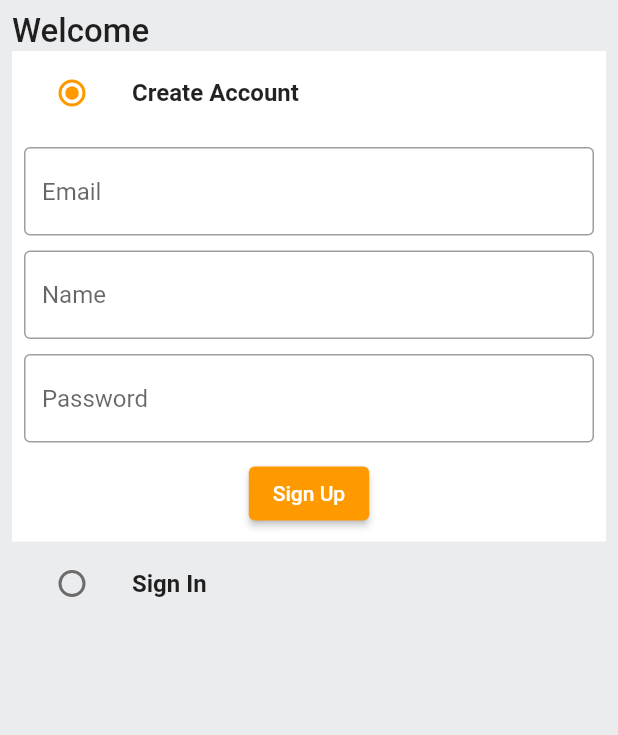
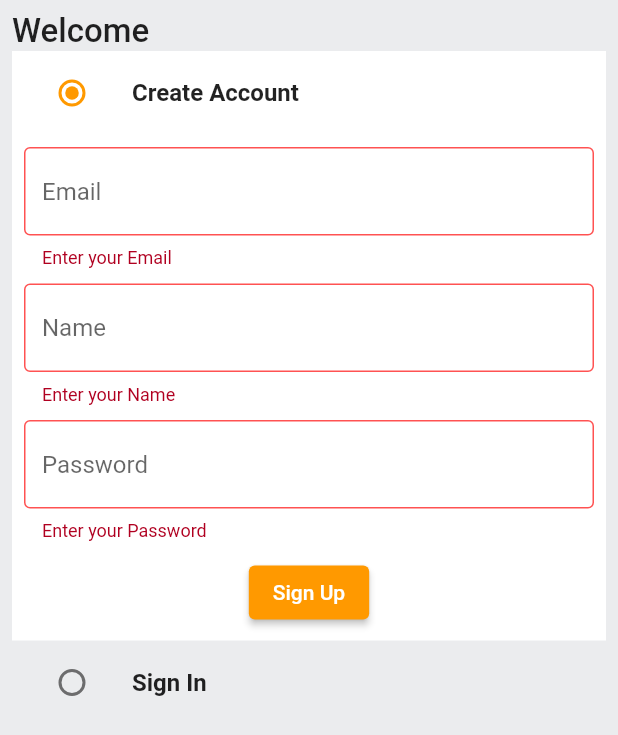
Before and after one commit to sahadevkunwar/amazon_clone, a Flutter app: the screen it shows after launch, after a tap on "Sign Up", on a phone screen of 412 x 824 dp. Shown: the top 735 px of the screen. Run offline on Flutter 3.47's test engine with Material 2 defaults, Android fonts, the phone set to English and light mode, and no system bars; our stand-ins replace dartz, dio, flutter_bloc, get_it.

Commit message:
Signup functionality done with block

```diff
--- /dev/null
+++ b/lib/bootstrap.dart
@@ -0,0 +1,15 @@
+import 'package:get_it/get_it.dart';
+
+import 'features/auth/cubit/signup_cubit.dart';
+import 'features/auth/data_source/signup_source.dart';
+import 'features/auth/repo/signup_repo.dart';
+
+GetIt getIt = GetIt.instance;
+Future<void> bootstrap() async {
+  ///[Signup Singleton]
+  getIt.registerLazySingleton<SignupSource>(() => SignupSource());
+  getIt.registerLazySingleton<SignupRepository>(
+      () => SignupRepository(userSource: getIt<SignupSource>()));
+  getIt.registerLazySingleton<SignupCubit>(
+      () => SignupCubit(signupRepository: getIt<SignupRepository>()));
+}
--- /dev/null
+++ b/lib/common/bloc/common_state.dart
@@ -0,0 +1,20 @@
+sealed class CommonState {}
+
+class CommonInitialState extends CommonState {}
+
+class CommonLoadingState extends CommonState {
+  final bool showLoading;
+  CommonLoadingState({this.showLoading = true});
+}
+
+class CommonErrorState extends CommonState {
+  final String message;
+
+  CommonErrorState({required this.message});
+}
+
+class CommonSuccessState<Type> extends CommonState {
+  final Type item;
+
+  CommonSuccessState({required this.item});
+}
--- a/lib/common/widgets/custom_textfield.dart
+++ b/lib/common/widgets/custom_textfield.dart
@@ -23,6 +23,9 @@ class CustomTextField extends StatelessWidget {
         ),
       ),
       validator: (val) {
+        if (val == null || val.isEmpty) {
+          return "Enter your $hintText";
+        }
         return null;
       },
     );
--- a/lib/constants/global_variable.dart
+++ b/lib/constants/global_variable.dart
@@ -1,6 +1,9 @@
 import 'package:flutter/material.dart';
 
+//String uri = "http://192.168.1.107:3000";
+
 class GlobalVariables {
+  static const String baseUrl = "http://192.168.1.107:3000";
   // COLORS
   static const appBarGradient = LinearGradient(
     colors: [
--- /dev/null
+++ b/lib/features/auth/cubit/signup_cubit.dart
@@ -0,0 +1,25 @@
+import 'package:amazon_clone/common/bloc/common_state.dart';
+import 'package:amazon_clone/features/auth/repo/signup_repo.dart';
+import 'package:flutter_bloc/flutter_bloc.dart';
+
+class SignupCubit extends Cubit<CommonState> {
+  final SignupRepository signupRepository;
+  SignupCubit({required this.signupRepository}) : super(CommonInitialState());
+
+  signupUser({
+    required String email,
+    required String name,
+    required String password,
+  }) async {
+    emit(CommonLoadingState());
+    final res = await signupRepository.signupUser(
+      email: email,
+      name: name,
+      password: password,
+    );
+    res.fold(
+      (error) => emit(CommonErrorState(message: error)),
+      (data) => emit(CommonSuccessState(item: null)),
+    );
+  }
+}
--- /dev/null
+++ b/lib/features/auth/repo/signup_repo.dart
@@ -0,0 +1,26 @@
+import 'package:amazon_clone/features/auth/data_source/signup_source.dart';
+import 'package:dartz/dartz.dart';
+import 'package:dio/dio.dart';
+
+class SignupRepository {
+  final SignupSource userSource;
+  SignupRepository({required this.userSource});
+  Future<Either<String, void>> signupUser({
+    required String email,
+    required String name,
+    required String password,
+  }) async {
+    try {
+      await userSource.signupUser(
+        email: email,
+        name: name,
+        password: password,
+      );
+      return const Right(null);
+    } on DioException catch (e) {
+      return Left(e.toString());
+    } catch (e) {
+      return Left(e.toString());
+    }
+  }
+}
--- a/lib/features/auth/screens/auth_screen.dart
+++ b/lib/features/auth/screens/auth_screen.dart
@@ -1,149 +1,17 @@
-import 'package:amazon_clone/common/widgets/custom_button.dart';
-import 'package:amazon_clone/common/widgets/custom_textfield.dart';
-import 'package:amazon_clone/constants/global_variable.dart';
+import 'package:amazon_clone/bootstrap.dart';
+import 'package:amazon_clone/features/auth/cubit/signup_cubit.dart';
+import 'package:amazon_clone/features/auth/screens/auth_screen_widget.dart';
 import 'package:flutter/material.dart';
+import 'package:flutter_bloc/flutter_bloc.dart';
 
-enum Auth { signIn, signUp }
-
-class AuthScreen extends StatefulWidget {
-  static const String routeName = "/auth-screen";
+class AuthScreen extends StatelessWidget {
   const AuthScreen({super.key});
 
   @override
-  State<AuthScreen> createState() => _AuthScreenState();
-}
-
-class _AuthScreenState extends State<AuthScreen> {
-  Auth _auth = Auth.signUp;
-
-  final _signUpFromKey = GlobalKey<FormState>();
-  final _signInFromKey = GlobalKey<FormState>();
-
-  final _nameController = TextEditingController();
-  final _emailController = TextEditingController();
-  final _passwordController = TextEditingController();
-
-  @override
-  void dispose() {
-    super.dispose();
-    _nameController.dispose();
-    _emailController.dispose();
-    _passwordController.dispose();
-  }
-
-  @override
   Widget build(BuildContext context) {
-    return Scaffold(
-      backgroundColor: GlobalVariables.greyBackgroundCOlor,
-      body: Padding(
-        padding: const EdgeInsets.all(8.0),
-        child: Column(
-          crossAxisAlignment: CrossAxisAlignment.start,
-          children: [
-            const Text(
-              "Welcome",
-              style: TextStyle(fontSize: 22, fontWeight: FontWeight.w500),
-            ),
-            ListTile(
-              tileColor: _auth == Auth.signUp
-                  ? GlobalVariables.backgroundColor
-                  : GlobalVariables.greyBackgroundCOlor,
-              title: const Text(
-                "Create Account",
-                style: TextStyle(
-                  fontWeight: FontWeight.bold,
-                ),
-              ),
-              leading: Radio(
-                  activeColor: GlobalVariables.secondaryColor,
-                  value: Auth.signUp,
-                  groupValue: _auth,
-                  onChanged: (Auth? val) {
-                    setState(() {
-                      _auth = val!;
-                    });
-                  }),
-            ),
-            if (_auth == Auth.signUp)
-              Container(
-                padding: const EdgeInsets.all(8),
-                color: GlobalVariables.backgroundColor,
-                child: Form(
-                  key: _signUpFromKey,
-                  child: Column(
-                    children: [
-                      CustomTextField(
-                        controller: _emailController,
-                        hintText: 'Email',
-                      ),
-                      const SizedBox(height: 10),
-                      CustomTextField(
-                        controller: _nameController,
-                        hintText: 'Name',
-                      ),
-                      const SizedBox(height: 10),
-                      CustomTextField(
-                        controller: _passwordController,
-                        hintText: 'Password',
-                      ),
-                      const SizedBox(height: 10),
-                      CustomButton(
-                        text: "Sign Up",
-                        onTap: () {},
-                      )
-                    ],
-                  ),
-                ),
-              ),
-            ListTile(
-              tileColor: _auth == Auth.signIn
-                  ? GlobalVariables.backgroundColor
-                  : GlobalVariables.greyBackgroundCOlor,
-              title: const Text(
-                "Sign In",
-                style: TextStyle(
-                  fontWeight: FontWeight.bold,
-                ),
-              ),
-              leading: Radio(
-                  activeColor: GlobalVariables.secondaryColor,
-                  value: Auth.signIn,
-                  groupValue: _auth,
-                  onChanged: (Auth? val) {
-                    setState(() {
-                      _auth = val!;
-                    });
-                  }),
-            ),
-            if (_auth == Auth.signIn)
-              Container(
-                padding: const EdgeInsets.all(8),
-                color: GlobalVariables.backgroundColor,
-                child: Form(
-                  key: _signUpFromKey,
-                  child: Column(
-                    children: [
-                      CustomTextField(
-                        controller: _emailController,
-                        hintText: 'Email',
-                      ),
-                      const SizedBox(height: 10),
-                      CustomTextField(
-                        controller: _passwordController,
-                        hintText: 'Password',
-                      ),
-                      const SizedBox(height: 10),
-                      CustomButton(
-                        text: "Sign In",
-                        onTap: () {},
-                      )
-                    ],
-                  ),
-                ),
-              ),
-          ],
-        ),
-      ),
+    return BlocProvider(
+      create: (context) => getIt<SignupCubit>(),
+      child: const AuthScreenWidget(),
     );
   }
 }
--- /dev/null
+++ b/lib/features/auth/screens/auth_screen_widget.dart
@@ -0,0 +1,187 @@
+import 'package:amazon_clone/common/bloc/common_state.dart';
+import 'package:amazon_clone/common/widgets/custom_button.dart';
+import 'package:amazon_clone/common/widgets/custom_textfield.dart';
+import 'package:amazon_clone/constants/global_variable.dart';
+import 'package:amazon_clone/constants/utils.dart';
+import 'package:amazon_clone/features/auth/cubit/signup_cubit.dart';
+import 'package:flutter/material.dart';
+import 'package:flutter_bloc/flutter_bloc.dart';
+
+enum Auth { signIn, signUp }
+
+class AuthScreenWidget extends StatefulWidget {
+  static const String routeName = "/auth-screen";
+
+  const AuthScreenWidget({super.key});
+
+  @override
+  State<AuthScreenWidget> createState() => _AuthScreenWidgetState();
+}
+
+class _AuthScreenWidgetState extends State<AuthScreenWidget> {
+  Auth _auth = Auth.signUp;
+
+  final _signUpFromKey = GlobalKey<FormState>();
+  final _signInFromKey = GlobalKey<FormState>();
+
+  final _nameController = TextEditingController();
+  final _emailController = TextEditingController();
+  final _passwordController = TextEditingController();
+
+  @override
+  void dispose() {
+    super.dispose();
+    _nameController.dispose();
+    _emailController.dispose();
+    _passwordController.dispose();
+  }
+
+  @override
+  Widget build(BuildContext context) {
+    return BlocListener<SignupCubit, CommonState>(
+      listener: (context, state) {
+        if (state is CommonErrorState) {
+          showSnackBar(
+            context: context,
+            text: state.message,
+            backgroundColor: Colors.red,
+          );
+        } else if (state is CommonLoadingState) {
+          const CircularProgressIndicator();
+        } else if (state is CommonSuccessState) {
+          showSnackBar(
+            context: context,
+            text: "User signed up successfully",
+            backgroundColor: Colors.green,
+          );
+          _emailController.text = "";
+          _nameController.text = "";
+          _passwordController.text = "";
+          setState(() {
+            _auth = Auth.signIn;
+          });
+        }
+      },
+      child: Scaffold(
+        backgroundColor: GlobalVariables.greyBackgroundCOlor,
+        body: Padding(
+          padding: const EdgeInsets.all(8.0),
+          child: Column(
+            crossAxisAlignment: CrossAxisAlignment.start,
+            children: [
+              const Text(
+                "Welcome",
+                style: TextStyle(fontSize: 22, fontWeight: FontWeight.w500),
+              ),
+              ListTile(
+                tileColor: _auth == Auth.signUp
+                    ? GlobalVariables.backgroundColor
+                    : GlobalVariables.greyBackgroundCOlor,
+                title: const Text(
+                  "Create Account",
+                  style: TextStyle(
+                    fontWeight: FontWeight.bold,
+                  ),
+                ),
+                leading: Radio(
+                    activeColor: GlobalVariables.secondaryColor,
+                    value: Auth.signUp,
+                    groupValue: _auth,
+                    onChanged: (Auth? val) {
+                      setState(() {
+                        _auth = val!;
+                      });
+                    }),
+              ),
+              if (_auth == Auth.signUp)
+                Container(
+                  padding: const EdgeInsets.all(8),
+                  color: GlobalVariables.backgroundColor,
+                  child: Form(
+                    key: _signUpFromKey,
+                    child: Column(
+                      children: [
+                        CustomTextField(
+                          controller: _emailController,
+                          hintText: 'Email',
+                        ),
+                        const SizedBox(height: 10),
+                        CustomTextField(
+                          controller: _nameController,
+                          hintText: 'Name',
+                        ),
+                        const SizedBox(height: 10),
+                        CustomTextField(
+                          controller: _passwordController,
+                          hintText: 'Password',
+                        ),
+                        const SizedBox(height: 10),
+                        CustomButton(
+                          text: "Sign Up",
+                          onTap: () {
+                            if (_signUpFromKey.currentState!.validate()) {
+                              context.read<SignupCubit>().signupUser(
+                                    email: _emailController.text,
+                                    name: _nameController.text,
+                                    password: _passwordController.text,
+                                  );
+                            }
+                          },
+                        )
+                      ],
+                    ),
+                  ),
+                ),
+              ListTile(
+                tileColor: _auth == Auth.signIn
+                    ? GlobalVariables.backgroundColor
+                    : GlobalVariables.greyBackgroundCOlor,
+                title: const Text(
+                  "Sign In",
+                  style: TextStyle(
+                    fontWeight: FontWeight.bold,
+                  ),
+                ),
+                leading: Radio(
+                    activeColor: GlobalVariables.secondaryColor,
+                    value: Auth.signIn,
+                    groupValue: _auth,
+                    onChanged: (Auth? val) {
+                      setState(() {
+                        _auth = val!;
+                      });
+                    }),
+              ),
+              if (_auth == Auth.signIn)
+                Container(
+                  padding: const EdgeInsets.all(8),
+                  color: GlobalVariables.backgroundColor,
+                  child: Form(
+                    key: _signUpFromKey,
+                    child: Column(
+                      children: [
+                        CustomTextField(
+                          controller: _emailController,
+                          hintText: 'Email',
+                        ),
+                        const SizedBox(height: 10),
+                        CustomTextField(
+                          controller: _passwordController,
+                          hintText: 'Password',
+                        ),
+                        const SizedBox(height: 10),
+                        CustomButton(
+                          text: "Sign In",
+                          onTap: () {},
+                        )
+                      ],
+                    ),
+                  ),
+                ),
+            ],
+          ),
+        ),
+      ),
+    );
+  }
+}
--- a/lib/main.dart
+++ b/lib/main.dart
@@ -1,9 +1,11 @@
+import 'package:amazon_clone/bootstrap.dart';
 import 'package:amazon_clone/constants/global_variable.dart';
 import 'package:amazon_clone/features/auth/screens/auth_screen.dart';
 import 'package:amazon_clone/router.dart';
 import 'package:flutter/material.dart';
 
-void main() {
+void main() async {
+  await bootstrap();
   runApp(const MyApp());
 }
 
--- /dev/null
+++ b/lib/models/user.dart
@@ -0,0 +1,47 @@
+// ignore_for_file: public_member_api_docs, sort_constructors_first
+import 'dart:convert';
+
+class User {
+  final String id;
+  final String name;
+  final String email;
+  final String password;
+  final String type;
+  final String token;
+
+  User({
+    required this.id,
+    required this.name,
+    required this.email,
+    required this.password,
+    required this.type,
+    required this.token,
+  });
+
+  Map<String, dynamic> toMap() {
+    return <String, dynamic>{
+      'id': id,
+      'name': name,
+      'email': email,
+      'password': password,
+      'type': type,
+      'token': token,
+    };
+  }
+
+  factory User.fromMap(Map<String, dynamic> map) {
+    return User(
+      id: map['_id'] as String,
+      name: map['name'] as String,
+      email: map['email'] as String,
+      password: map['password'] as String,
+      type: map['type'] as String,
+      token: map['token'] as String,
+    );
+  }
+
+  String toJson() => json.encode(toMap());
+
+  factory User.fromJson(String source) =>
+      User.fromMap(json.decode(source) as Map<String, dynamic>);
+}
--- a/lib/router.dart
+++ b/lib/router.dart
@@ -1,9 +1,10 @@
 import 'package:amazon_clone/features/auth/screens/auth_screen.dart';
+import 'package:amazon_clone/features/auth/screens/auth_screen_widget.dart';
 import 'package:flutter/material.dart';
 
 MaterialPageRoute generateRoute(RouteSettings routeSettings) {
   switch (routeSettings.name) {
-    case AuthScreen.routeName:
+    case AuthScreenWidget.routeName:
       return MaterialPageRoute(
         settings: routeSettings,
         builder: (_) => const AuthScreen(),
```
Also changed, not shown: lib/common/utils/snackbar_utils.dart (added, +12 -0 lines), lib/constants/error_handling.dart (added, +26 -0 lines), lib/constants/utils.dart (added, +14 -0 lines), lib/features/auth/data_source/signup_source.dart (added, +42 -0 lines), pubspec.yaml (+7 -0 lines), pubspec.lock, 2 other files.
